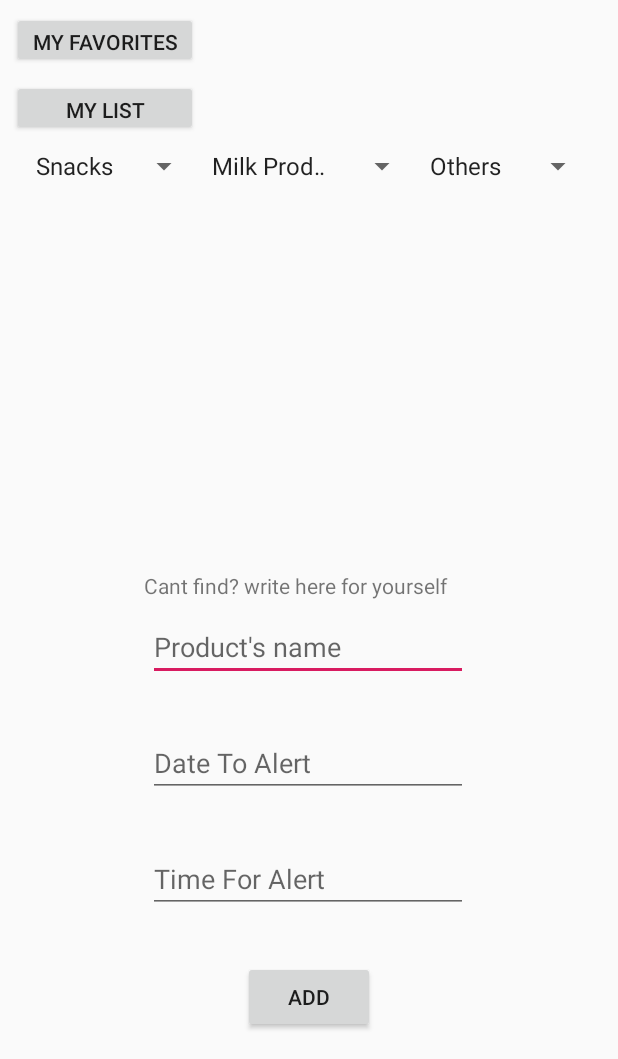
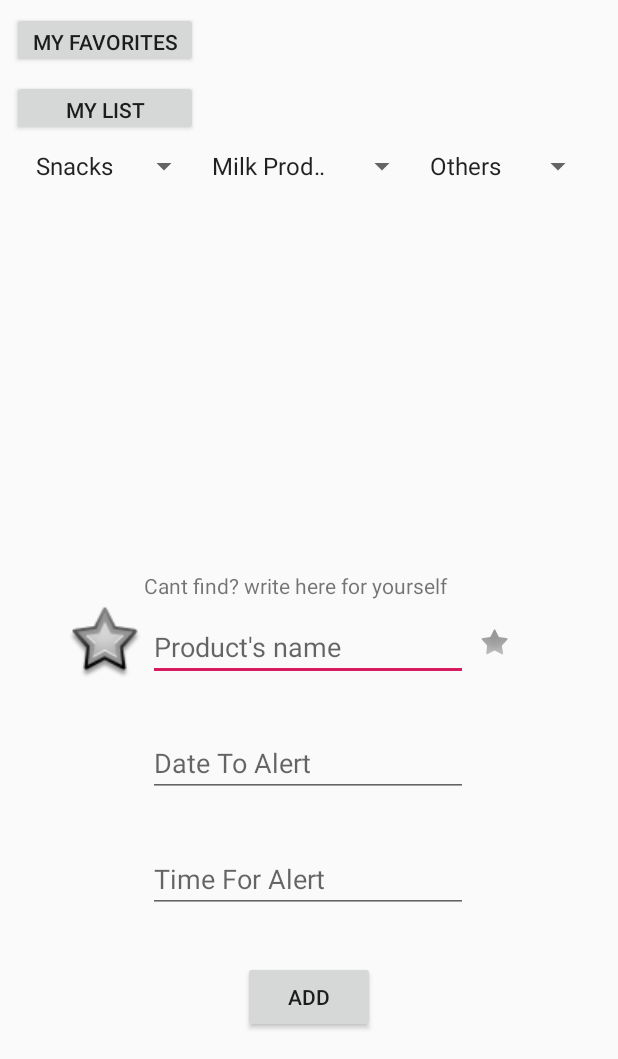
Before and after one commit to elorisraeli/GrocesseryWatch, an Android app: the screen it shows after launch (MainActivity), on a phone screen of 412 x 824 dp, the part 177-1236 px from its top. Run offline under Robolectric (Android 15) with nearby library versions, the phone set to English and light mode, and no system bars.

Commit message:
try add favorite button, no success.

```diff
--- a/app/src/main/java/com/example/grocesserywatch/MainActivity.kt
+++ b/app/src/main/java/com/example/grocesserywatch/MainActivity.kt
@@ -1,18 +1,24 @@
 package com.example.grocesserywatch
 
+import android.annotation.SuppressLint
 import android.content.Intent
 import androidx.appcompat.app.AppCompatActivity
 import android.os.Bundle
 import android.view.View
 import android.widget.*
+import androidx.core.graphics.drawable.toDrawable
+import kotlinx.android.synthetic.main.activity_main.*
 
 class MainActivity : AppCompatActivity() {
 
+//    var isFavoriteBoolFirst = false
+
+    @SuppressLint("ResourceType")
     override fun onCreate(savedInstanceState: Bundle?) {
         super.onCreate(savedInstanceState)
         setContentView(R.layout.activity_main)
 
-        var addB = findViewById<Button>(R.id.addButton)
+        var addB: Button = findViewById(R.id.addButton)
         var myListB = findViewById<Button>(R.id.myListButton)
         var mtFavoriteB = findViewById<Button>(R.id.myFavoritesButton)
 
@@ -34,14 +40,15 @@ class MainActivity : AppCompatActivity() {
         val options3 = resources.getStringArray(R.array.Options_3)
 
 
-
         val spinner1 = findViewById<Spinner>(R.id.spinner)
         spinner1.adapter = ArrayAdapter(this, android.R.layout.simple_spinner_item, options1)
         spinner1.onItemSelectedListener = object : AdapterView.OnItemSelectedListener {
             override fun onItemSelected(p0: AdapterView<*>?, p1: View?, positionInArray: Int, p3: Long) {
                 if (positionInArray != 0) {
-                    Toast.makeText(this@MainActivity,
-                        "Selected Item: " + options1[positionInArray], Toast.LENGTH_SHORT).show()
+                    Toast.makeText(
+                        this@MainActivity,
+                        "Selected Item: " + options1[positionInArray], Toast.LENGTH_SHORT
+                    ).show()
                     editTextProductName.setText(options1[positionInArray])
                 }
             }
@@ -52,14 +59,15 @@ class MainActivity : AppCompatActivity() {
         }
 
 
-
         val spinner2 = findViewById<Spinner>(R.id.spinner2)
         spinner2.adapter = ArrayAdapter(this, android.R.layout.simple_spinner_item, options2)
         spinner2.onItemSelectedListener = object : AdapterView.OnItemSelectedListener {
             override fun onItemSelected(p0: AdapterView<*>?, p1: View?, positionInArray: Int, p3: Long) {
                 if (positionInArray != 0) {
-                    Toast.makeText(this@MainActivity,
-                        "Selected Item: " + options2[positionInArray], Toast.LENGTH_SHORT).show()
+                    Toast.makeText(
+                        this@MainActivity,
+                        "Selected Item: " + options2[positionInArray], Toast.LENGTH_SHORT
+                    ).show()
                     editTextProductName.setText(options2[positionInArray])
                 }
             }
@@ -70,14 +78,15 @@ class MainActivity : AppCompatActivity() {
         }
 
 
-
         val spinner3 = findViewById<Spinner>(R.id.spinner3)
         spinner3.adapter = ArrayAdapter(this, android.R.layout.simple_spinner_item, options3)
         spinner3.onItemSelectedListener = object : AdapterView.OnItemSelectedListener {
             override fun onItemSelected(p0: AdapterView<*>?, p1: View?, positionInArray: Int, p3: Long) {
                 if (positionInArray != 0) {
-                    Toast.makeText(this@MainActivity,
-                        "Selected Item: " + options3[positionInArray], Toast.LENGTH_SHORT).show()
+                    Toast.makeText(
+                        this@MainActivity,
+                        "Selected Item: " + options3[positionInArray], Toast.LENGTH_SHORT
+                    ).show()
                     editTextProductName.setText(options3[positionInArray])
                 }
             }
@@ -91,15 +100,55 @@ class MainActivity : AppCompatActivity() {
 
         addB.setOnClickListener {
             if (editTextDate.length() != 0 || editTextTime.length() != 0)
-                Toast.makeText(this@MainActivity,
-                    "Item Added: " + editTextProductName.text, Toast.LENGTH_SHORT).show()
+                Toast.makeText(
+                    this@MainActivity,
+                    "Item Added: " + editTextProductName.text, Toast.LENGTH_SHORT
+                ).show()
             else
-                Toast.makeText(this@MainActivity,
-                    "YOU MUST ENTER DATE AND TIME !", Toast.LENGTH_SHORT).show()
+                Toast.makeText(
+                    this@MainActivity,
+                    "YOU MUST ENTER DATE AND TIME !", Toast.LENGTH_SHORT
+                ).show()
 
         }
 
+//   --------------Don't Work !!! I Don't Know What To Do.--------------
+
+//        var favoriteButton = findViewById<Button>(R.id.favoriteB)
+//        favoriteButton.setOnClickListener {
+//            if (isFavoriteBoolFirst) {
+//                favoriteButton.setBackgroundResource(android.R.drawable.star_big_on)
+//                isFavoriteBoolFirst = false
+//            } else
+//                favoriteButton.setBackgroundResource(android.R.drawable.star_big_off)
+//            isFavoriteBoolFirst = true
+//
+//        }
 
 
+//        var imageView: ImageView? = findViewById(R.drawable.favoritestaroff)
+//
+//        if (imageView != null) {
+//            imageView.setOnClickListener {
+//                isFavorite(isFavoriteBoolFirst)
+//            }
+//        }
     }
+
+//   --------------Don't Work !!! I Don't Know What To Do.--------------
+
+//    private fun isFavorite(isFavoriteBool: Boolean) {
+//        if (!isFavoriteBool) {
+//            imageView.setBackgroundResource(R.drawable.favoritestaroff)
+//            isFavoriteBoolFirst = false
+//        } else {
+//            imageView.setBackgroundResource(R.drawable.favoritestaron)
+//            isFavoriteBoolFirst = true
+//            Toast.makeText(
+//                this@MainActivity,
+//                "The item added to favorites :)", Toast.LENGTH_SHORT
+//            ).show()
+//        }
+//    }
+
 }
--- a/app/src/main/res/layout/activity_main.xml
+++ b/app/src/main/res/layout/activity_main.xml
@@ -98,5 +98,22 @@
             app:layout_constraintEnd_toEndOf="parent" app:layout_constraintStart_toStartOf="parent"
             android:layout_marginLeft="95dp" android:layout_marginStart="95dp"
             app:layout_constraintBottom_toTopOf="@+id/editText_ProductName"/>
+    <ImageView
+            android:layout_width="wrap_content"
+            android:layout_height="wrap_content"
+            app:srcCompat="@android:drawable/star_off"
+            android:id="@+id/imageView"
+            app:layout_constraintStart_toEndOf="@+id/editText_ProductName"
+            android:layout_marginLeft="4dp" android:layout_marginStart="4dp"
+            android:contentDescription="@string/favoritestarb"
+            android:layout_marginBottom="12dp"
+            app:layout_constraintBottom_toBottomOf="@+id/editText_ProductName"/>
+    <Button
+            android:layout_width="49dp"
+            android:layout_height="50dp"
+            android:id="@+id/favoriteB" app:layout_constraintEnd_toStartOf="@+id/editText_ProductName"
+            android:layout_marginEnd="4dp" android:layout_marginRight="4dp"
+            app:layout_constraintBottom_toBottomOf="@+id/editText_ProductName"
+            android:background="@android:drawable/star_big_off"/>
 
 </androidx.constraintlayout.widget.ConstraintLayout>
--- a/app/src/main/res/values/strings.xml
+++ b/app/src/main/res/values/strings.xml
@@ -9,6 +9,7 @@
     <string name="product_s_name">Product\'s name</string>
     <string name="my_list_title">My List</string>
     <string name="cant_find_write_here_for_yourself">Cant find? write here for yourself</string>
+    <!--<string name="favoritestarb">FavoriteStarB</string>-->
     <string-array name="Options_1">
         <item>Snacks</item>
         <item>kif-kef</item>
```
